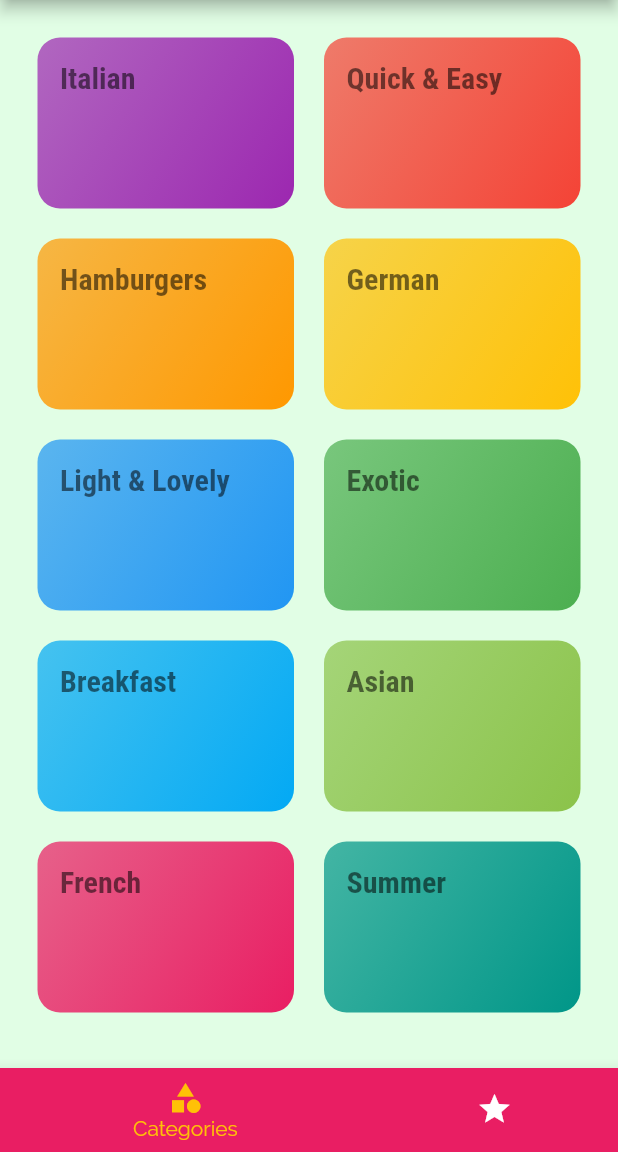
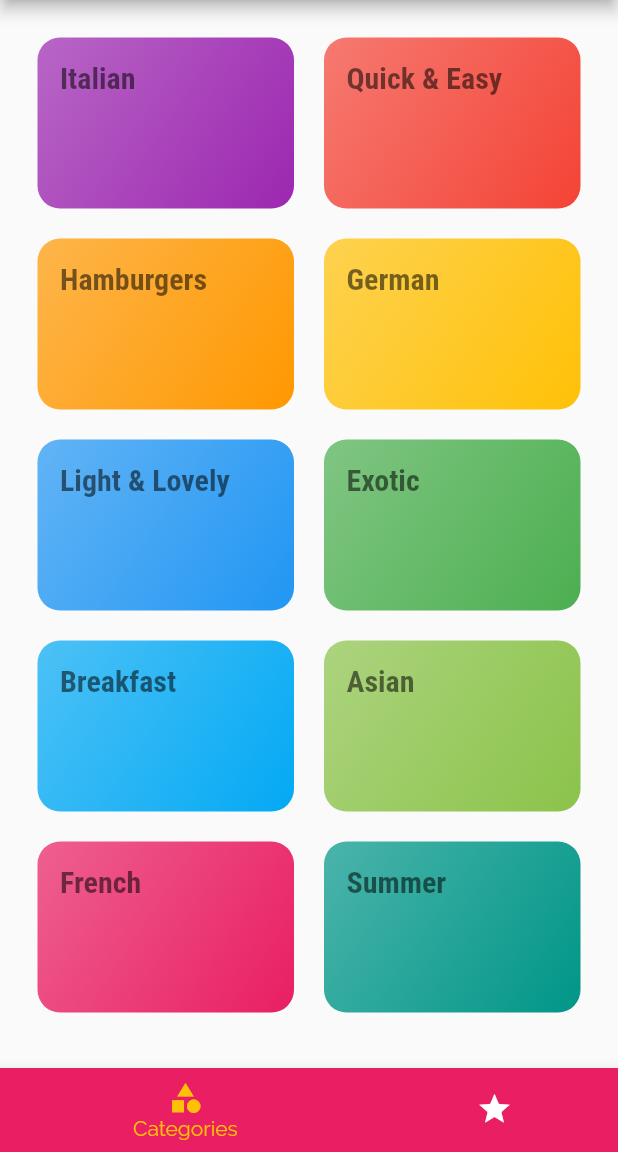
Before and after one commit to sanjoli63/Meals-App, a Flutter app: the screen it shows after launch, on a phone screen of 412 x 824 dp, the part 84-1236 px from its top. Run offline on Flutter 3.47's test engine with Material 2 defaults, Android fonts, the phone set to English and light mode, and no system bars.

Commit message:
final changes

```diff
--- a/lib/main.dart
+++ b/lib/main.dart
@@ -79,7 +79,7 @@
       theme: ThemeData(
         primarySwatch: Colors.pink,
         accentColor: Colors.amber,
-        canvasColor: Color.fromRGBO(225, 254, 229, 1),
+        // canvasColor: Color.fromRGBO(225, 254, 229, 1),
         fontFamily: 'Raleway',
         textTheme: ThemeData.light().textTheme.copyWith(
               bodyText1: TextStyle(
@@ -89,6 +89,12 @@
                 color: Color.fromRGBO(20, 51, 51, 1),
               ),
               headline1: TextStyle(
+                fontSize: 25,
+                fontFamily: 'RobotCondensed',
+                fontWeight: FontWeight.bold,
+                color: Colors.pink,
+              ),
+              headline2: TextStyle(
                 fontSize: 20,
                 fontFamily: 'RobotCondensed',
                 fontWeight: FontWeight.bold,
--- a/lib/widgets/category_item.dart
+++ b/lib/widgets/category_item.dart
@@ -34,10 +34,7 @@
       borderRadius: BorderRadius.circular(15),
       child: Container(
         padding: const EdgeInsets.all(15),
-        child: Text(
-          title,
-          style: Theme.of(context).textTheme.headline1,
-        ),
+        child: Text(title, style: Theme.of(context).textTheme.headline2),
         decoration: BoxDecoration(
           gradient: LinearGradient(
             colors: [
```
Also changed, not shown: lib/screen/meal_detail_screen.dart (+5 -3 lines), pubspec.lock.
